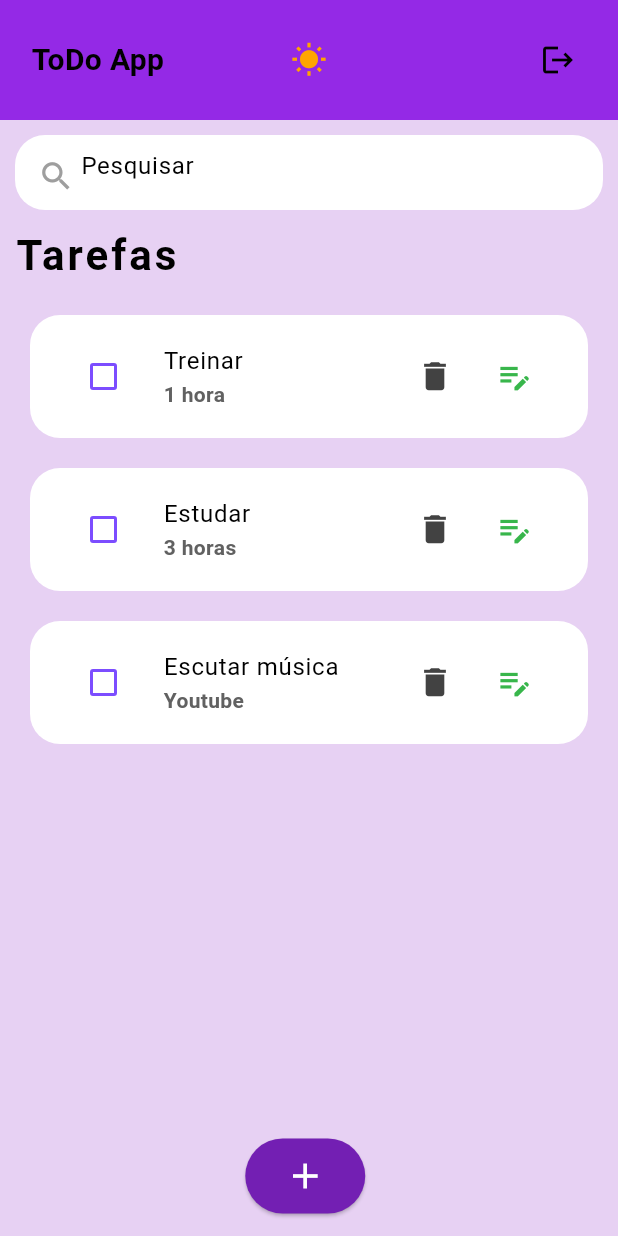
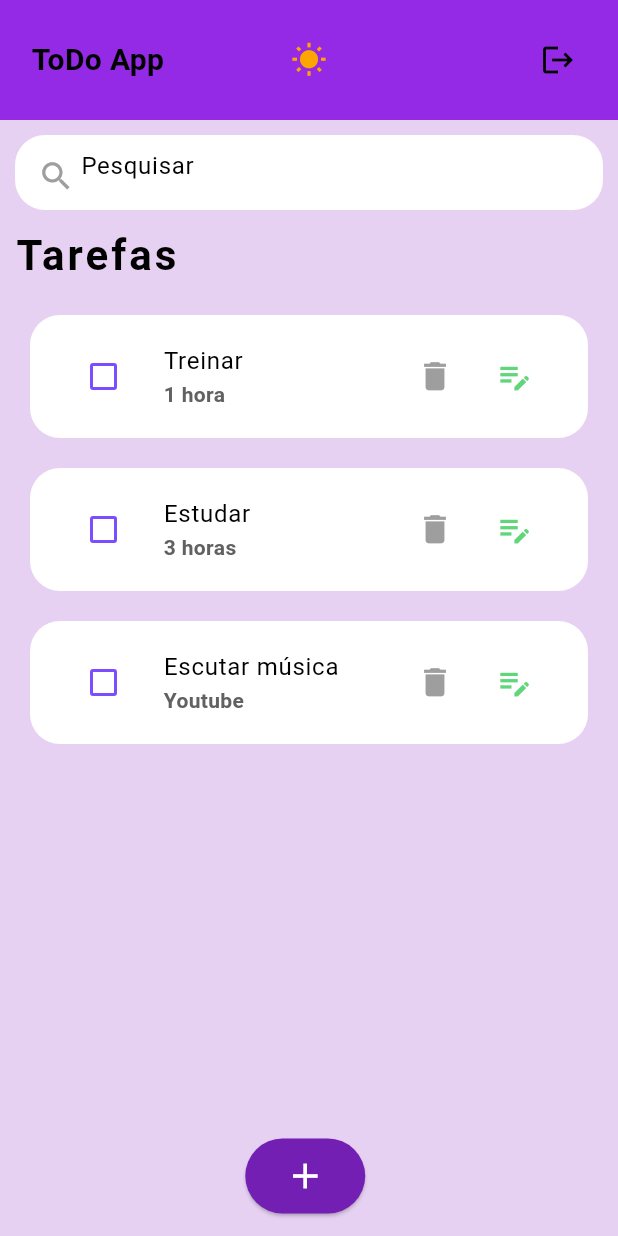
Before and after one commit to dugabrielle/todo_project, a Flutter app: the screen it shows after launch, on a phone screen of 412 x 824 dp. Run offline on Flutter 3.47's test engine with Material 3 defaults, Android fonts, the phone set to English and light mode, and no system bars; our stand-ins replace google_fonts.

Commit message:
alteração das cores

```diff
--- a/lib/src/widgets/task_checkbox.dart
+++ b/lib/src/widgets/task_checkbox.dart
@@ -32,7 +32,7 @@ class TaskCheckbox extends StatelessWidget {
           },
           activeColor: Colors.black,
           checkColor: Colors.white,
-          hoverColor: Colors.purple[100],
+          hoverColor: const Color(0xFFECD4F0),
           side: const BorderSide(
             color: Colors.deepPurpleAccent,
             width: 2,
@@ -62,7 +62,7 @@ class TaskCheckbox extends StatelessWidget {
               },
               icon: const Icon(Icons.delete),
               iconSize: 25,
-              color: Colors.grey[800],
+              color: Colors.grey[500],
             ),
             const SizedBox(width: 5),
             IconButton(
@@ -71,7 +71,7 @@ class TaskCheckbox extends StatelessWidget {
               },
               icon: const Icon(Icons.edit_note),
               iconSize: 25,
-              color: const Color(0xFF38b64b),
+              color: const Color(0xFF60D57A),
             ),
           ],
         ),
```
